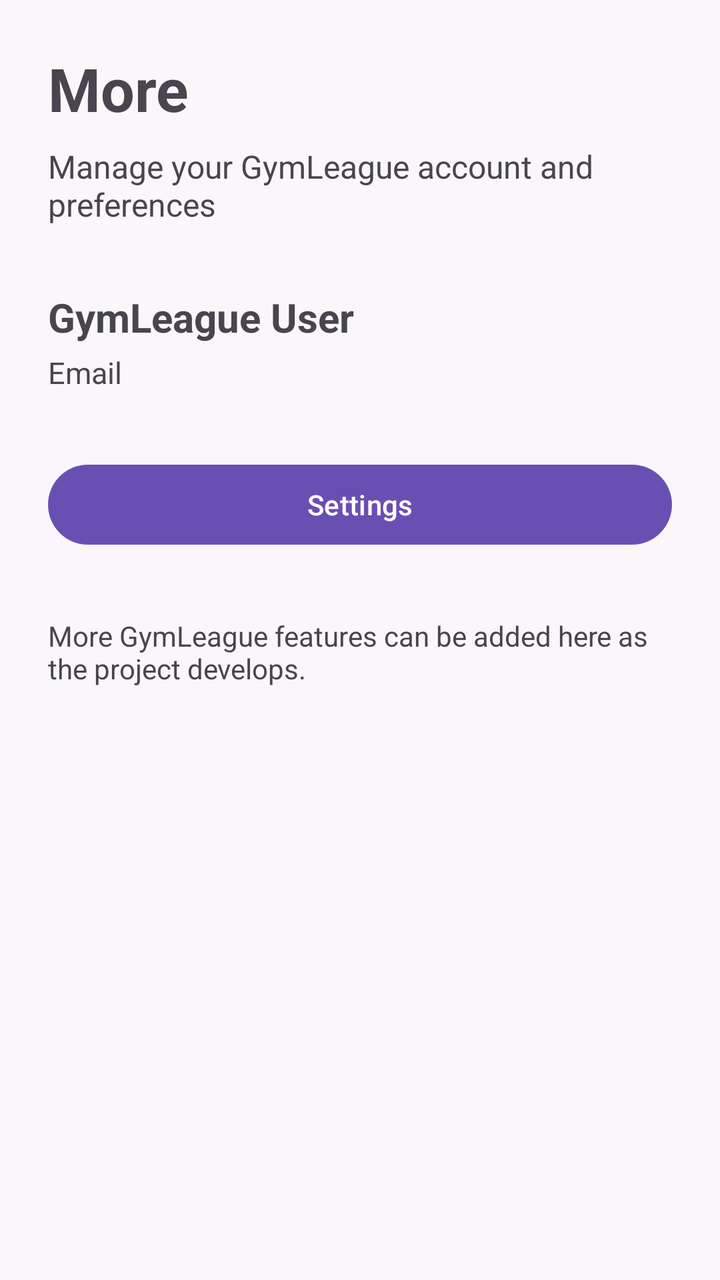
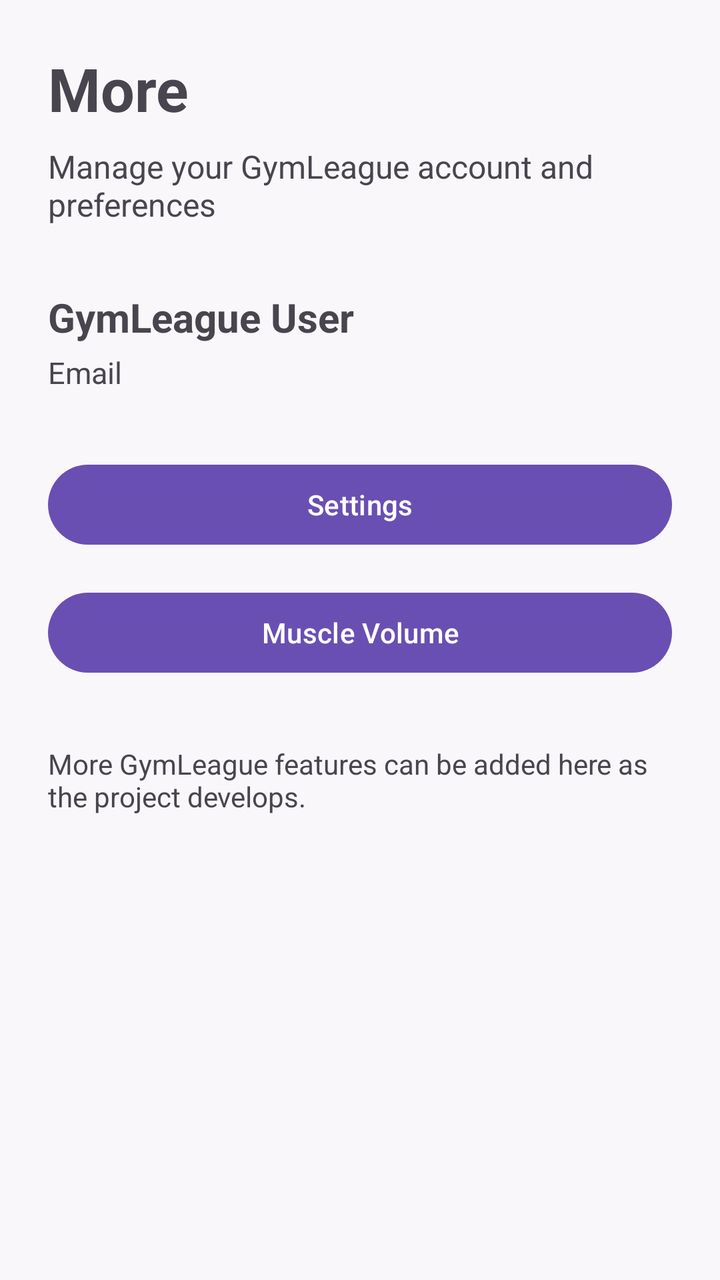

The first picture is an Android layout as it rendered before a commit; the second is the same layout after the commit. The layout source and the unified diff follow.
<!-- AndroidManifest.xml: application theme Theme.GymLeague -->
<!-- res/layout/fragment_more.xml -->
<?xml version="1.0" encoding="utf-8"?>
<ScrollView
    xmlns:android="http://schemas.android.com/apk/res/android"
    android:layout_width="match_parent"
    android:layout_height="match_parent"
    android:fillViewport="true">

    <LinearLayout
        android:layout_width="match_parent"
        android:layout_height="wrap_content"
        android:orientation="vertical"
        android:padding="24dp">

        <TextView
            android:id="@+id/tvMoreTitle"
            android:layout_width="wrap_content"
            android:layout_height="wrap_content"
            android:text="More"
            android:textSize="30sp"
            android:textStyle="bold"
            android:layout_marginBottom="8dp" />

        <TextView
            android:id="@+id/tvMoreSubtitle"
            android:layout_width="wrap_content"
            android:layout_height="wrap_content"
            android:text="Manage your GymLeague account and preferences"
            android:textSize="16sp"
            android:layout_marginBottom="32dp" />

        <TextView
            android:id="@+id/tvMoreUsername"
            android:layout_width="match_parent"
            android:layout_height="wrap_content"
            android:text="GymLeague User"
            android:textSize="20sp"
            android:textStyle="bold"
            android:layout_marginBottom="4dp" />

        <TextView
            android:id="@+id/tvMoreEmail"
            android:layout_width="match_parent"
            android:layout_height="wrap_content"
            android:text="Email"
            android:textSize="15sp"
            android:layout_marginBottom="32dp" />

        <com.google.android.material.button.MaterialButton
            android:id="@+id/btnOpenSettings"
            android:layout_width="match_parent"
            android:layout_height="wrap_content"
            android:text="Settings"
            android:textAllCaps="false"
            android:layout_marginBottom="16dp" />

        <TextView
            android:layout_width="match_parent"
            android:layout_height="wrap_content"
            android:text="More GymLeague features can be added here as the project develops."
            android:textSize="14sp"
            android:layout_marginTop="16dp" />

    </LinearLayout>

</ScrollView>
<!-- resources referenced by this layout -->
<resources>
  <style name="Theme.GymLeague" parent="Base.Theme.GymLeague" />
  <style name="Base.Theme.GymLeague" parent="Theme.Material3.DayNight.NoActionBar">
          <item name="colorPrimary">@color/gym_purple</item>
          <item name="colorOnPrimary">@color/white</item>
          <item name="colorPrimaryContainer">@color/gym_purple_container</item>
          <item name="colorOnPrimaryContainer">@color/gym_purple_dark</item>
  
          <item name="colorSecondary">@color/gym_blue</item>
          <item name="colorOnSecondary">@color/white</item>
          <item name="colorSecondaryContainer">@color/gym_blue_container</item>
          <item name="colorOnSecondaryContainer">@color/gym_blue_dark</item>
  
          <item name="colorTertiary">@color/gym_gold</item>
  
          <item name="android:colorBackground">@color/background_light</item>
          <item name="colorOnBackground">@color/on_surface_light</item>
  
          <item name="colorSurface">@color/surface_light</item>
          <item name="colorOnSurface">@color/on_surface_light</item>
  
          <item name="colorError">@color/gym_error</item>
          <item name="colorErrorContainer">@color/gym_error_container</item>
          <item name="colorOnError">@color/white</item>
  
          <item name="android:statusBarColor">@color/gym_purple</item>
          <item name="android:windowLightStatusBar">false</item>
      </style>
  <color name="gym_purple">#6A4FB3</color>
  <color name="white">#FFFFFFFF</color>
  <color name="gym_purple_container">#EDE6FA</color>
  <color name="gym_purple_dark">#4A3080</color>
  <color name="gym_blue">#4A6CF7</color>
  <color name="gym_blue_container">#E3E9FF</color>
  <color name="gym_blue_dark">#2F49C4</color>
  <color name="gym_gold">#FFB300</color>
  <color name="background_light">#FAF7FA</color>
  <color name="on_surface_light">#1C1B1F</color>
  <color name="surface_light">#FFFFFF</color>
  <color name="gym_error">#B3261E</color>
  <color name="gym_error_container">#F9DEDC</color>
</resources>

<!-- the commit's change to res/layout/fragment_more.xml (unified diff, before → after) -->
@@ -53,6 +53,14 @@
             android:textAllCaps="false"
             android:layout_marginBottom="16dp" />
 
+        <com.google.android.material.button.MaterialButton
+            android:id="@+id/btnOpenMuscleVolume"
+            android:layout_width="match_parent"
+            android:layout_height="wrap_content"
+            android:text="@string/more_muscle_volume"
+            android:textAllCaps="false"
+            android:layout_marginBottom="16dp" />
+
         <TextView
             android:layout_width="match_parent"
             android:layout_height="wrap_content"
<!-- resource entries referenced after the edit -->
@@ -1,5 +1,6 @@
 <!-- resources referenced by this layout -->
 <resources>
+  <string name="more_muscle_volume">Muscle Volume</string>
   <style name="Theme.GymLeague" parent="Base.Theme.GymLeague" />
   <style name="Base.Theme.GymLeague" parent="Theme.Material3.DayNight.NoActionBar">
           <item name="colorPrimary">@color/gym_purple</item>
